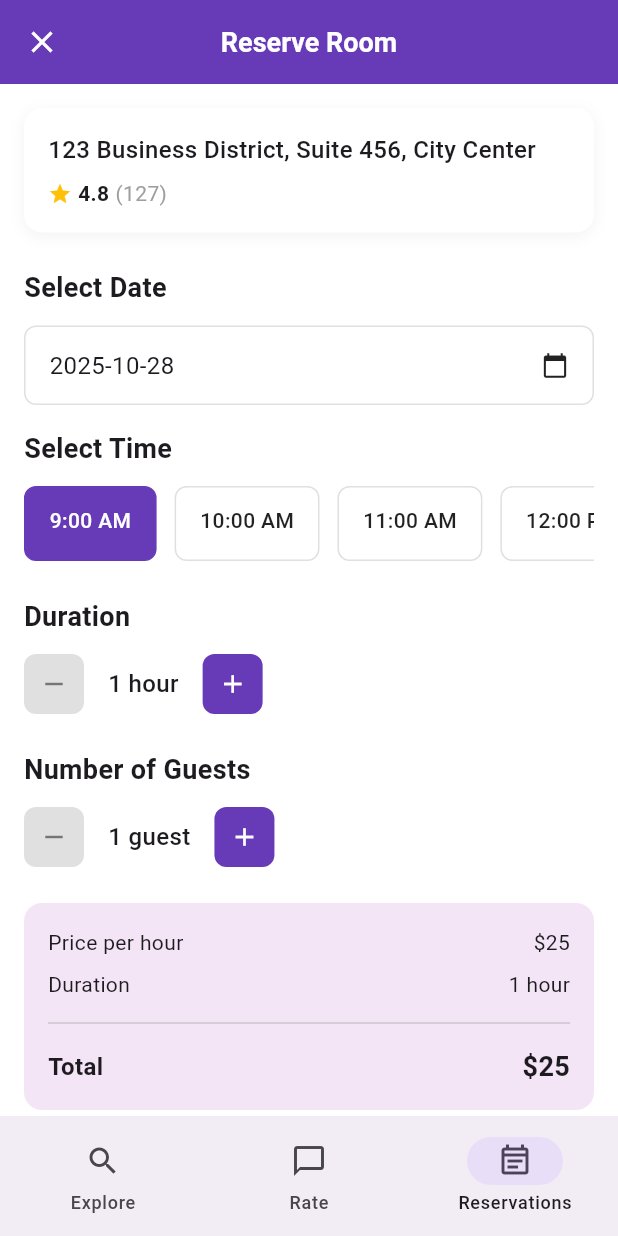
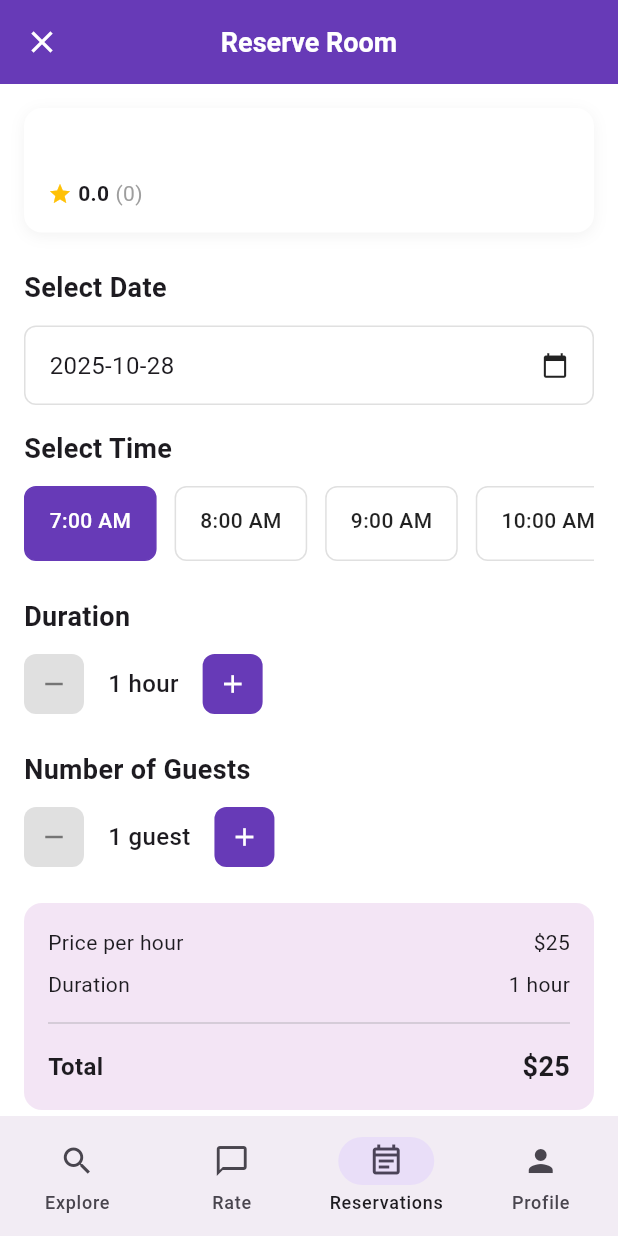
Before and after one commit to breakPoint-moviles-G35/breakPoint_Flutter, a Flutter app: the ReservationScreen screen opened by its route, on a phone screen of 412 x 824 dp. Run offline on Flutter 3.47's test engine with Material 3 defaults, Android fonts, the phone set to English and light mode, and no system bars; our stand-ins replace dio, geolocator, google_maps_flutter, permission_handler, shared_preferences; accounts and stored records are empty.

Commit message:
chore(booking): limpiar textos mock, ampliar horarios; actualizar bottom bar con Profile; preparar listado para ver reservas creadas

```diff
--- a/lib/presentation/reservations/reservation_screen.dart
+++ b/lib/presentation/reservations/reservation_screen.dart
@@ -54,15 +54,19 @@ class ReservationScreen extends StatelessWidget {
           onDestinationSelected: (i) {
             if (i == 0) {
               Navigator.pushReplacementNamed(context, AppRouter.explore);
-            }
-            if (i == 2) {
+            } else if (i == 1) {
+              Navigator.pushReplacementNamed(context, AppRouter.rate);
+            } else if (i == 2) {
               Navigator.pushReplacementNamed(context, AppRouter.reservations);
+            } else if (i == 3) {
+              Navigator.pushReplacementNamed(context, AppRouter.profile);
             }
           },
           destinations: const [
             NavigationDestination(icon: Icon(Icons.search), label: 'Explore'),
             NavigationDestination(icon: Icon(Icons.chat_bubble_outline), label: 'Rate'),
             NavigationDestination(icon: Icon(Icons.event_note_outlined), label: 'Reservations'),
+            NavigationDestination(icon: Icon(Icons.person), label: 'Profile'),
           ],
         ),
       ),
@@ -84,9 +88,9 @@ class _ReservationContent extends StatelessWidget {
         crossAxisAlignment: CrossAxisAlignment.start,
         children: [
           _SpaceInfoCard(
-            address: vm.spaceAddress,
-            rating: vm.spaceRating,
-            reviewCount: vm.reviewCount,
+            address: '',
+            rating: 0,
+            reviewCount: 0,
           ),
           const SizedBox(height: 24),
           _DateSelectionSection(),
--- a/lib/presentation/reservations/viewmodel/reservation_viewmodel.dart
+++ b/lib/presentation/reservations/viewmodel/reservation_viewmodel.dart
@@ -6,9 +6,6 @@ class ReservationViewModel extends ChangeNotifier {
   final ReservationRepository _repository;
   final double pricePerHour;
   final String spaceId;
-  final String spaceAddress = '123 Business District, Suite 456, City Center';
-  final double spaceRating = 4.8;
-  final int reviewCount = 127;
 
   String? selectedTime;
   int durationHours = 1;
@@ -21,16 +18,8 @@ class ReservationViewModel extends ChangeNotifier {
   bool isCheckingAvailability = false;
 
   final List<String> availableTimes = [
-    '9:00 AM',
-    '10:00 AM',
-    '11:00 AM',
-    '12:00 PM',
-    '1:00 PM',
-    '2:00 PM',
-    '3:00 PM',
-    '4:00 PM',
-    '5:00 PM',
-    '6:00 PM',
+    '7:00 AM','8:00 AM','9:00 AM','10:00 AM','11:00 AM','12:00 PM',
+    '1:00 PM','2:00 PM','3:00 PM','4:00 PM','5:00 PM','6:00 PM','7:00 PM','8:00 PM','9:00 PM',
   ];
 
   ReservationViewModel(this._repository, this.pricePerHour, this.spaceId) {
@@ -130,6 +119,7 @@ class ReservationViewModel extends ChangeNotifier {
         guestCount: numberOfGuests,
       );
 
+      // TODO: podríamos cachear/emitir evento para listado.
       return reservation;
     } catch (e) {
       errorMessage = 'Error al crear la reserva: $e';
```
